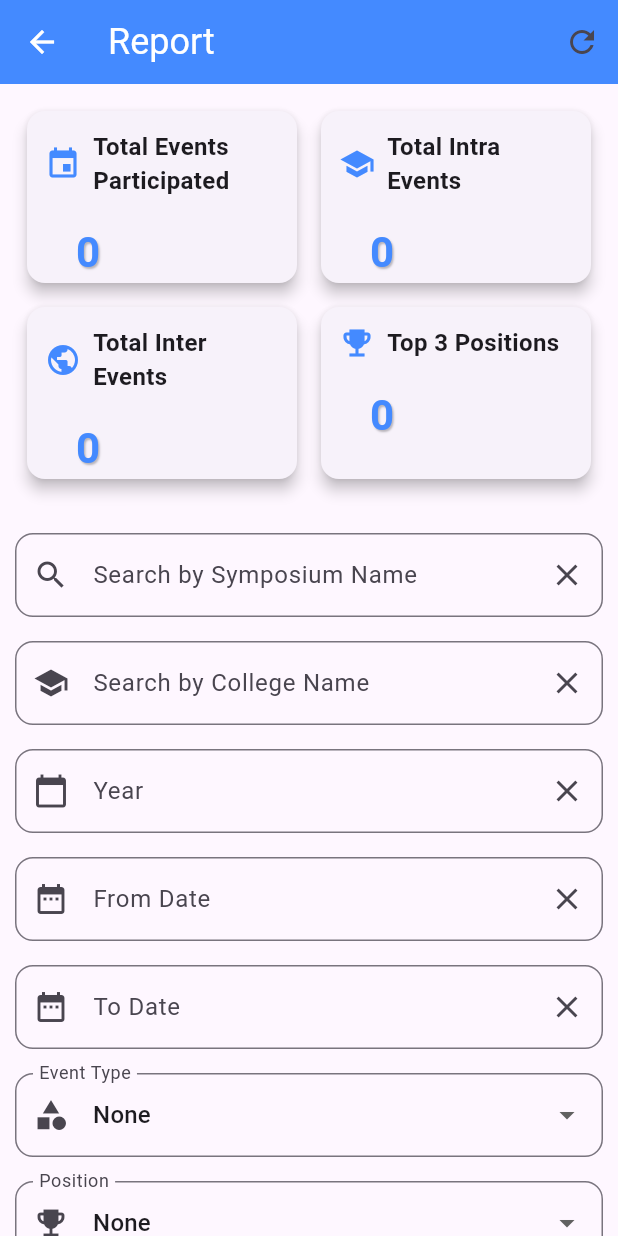
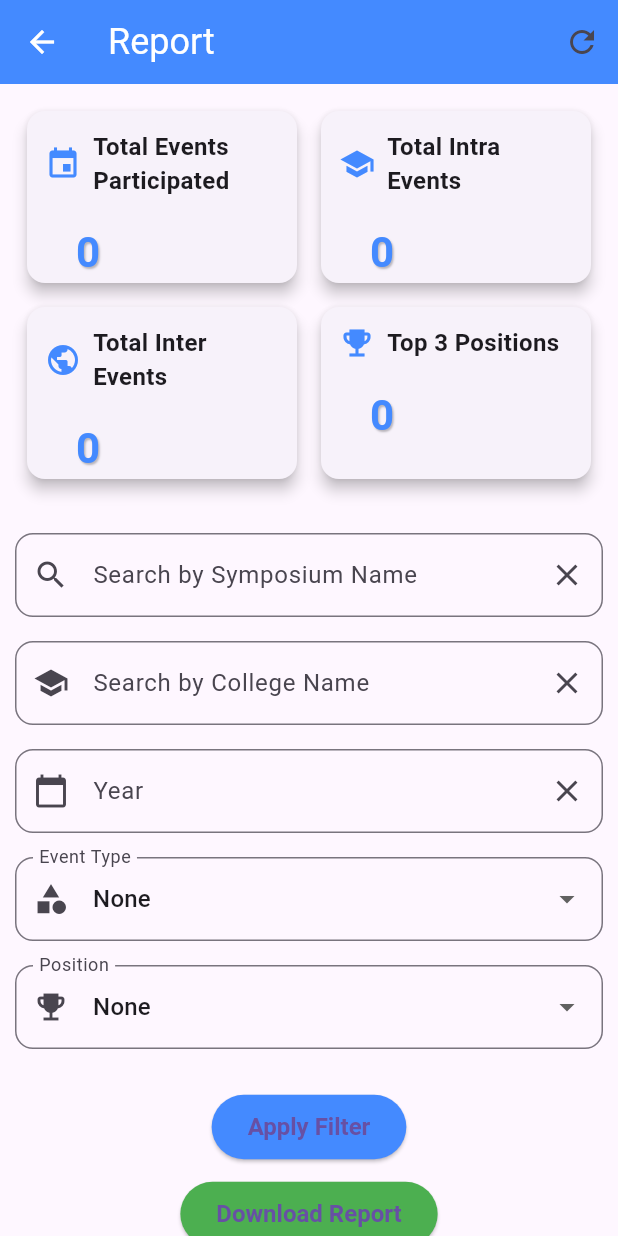
Before and after one commit to sivasks2004/Student_Event_Management_System_SEMS, a Flutter app: the Report screen opened by its route, on a phone screen of 412 x 824 dp. Run offline on Flutter 3.47's test engine with Material 3 defaults, Android fonts, the phone set to English and light mode, and no system bars; our stand-ins replace shared_preferences; accounts and stored records are empty; network calls fail; Roboto replaces fonts that are missing (Montserrat).

Commit message:
Final commit

```diff
--- a/analysis_options.yaml
+++ b/analysis_options.yaml
@@ -7,6 +7,9 @@
 
 # The following line activates a set of recommended lints for Flutter apps,
 # packages, and plugins designed to encourage good coding practices.
+analyzer:
+  errors:
+    unused_element: ignore
 include: package:flutter_lints/flutter.yaml
 
 linter:
--- a/lib/screens/report.dart
+++ b/lib/screens/report.dart
@@ -2,7 +2,6 @@ import 'package:flutter/material.dart';
 import 'dart:convert';
 import 'package:http/http.dart' as http;
 import 'package:shared_preferences/shared_preferences.dart';
-import 'package:pdf/pdf.dart';
 import 'package:pdf/widgets.dart' as pw;
 import 'package:path_provider/path_provider.dart';
 import 'dart:io';
@@ -10,7 +9,7 @@ import 'dart:io';
 import 'user_screen.dart';
 
 class Report extends StatefulWidget {
-  const Report({super.key});
+  const Report();
 
   @override
   State<Report> createState() => _ReportState();
@@ -20,8 +19,6 @@ class _ReportState extends State<Report> {
   TextEditingController searchController = TextEditingController();
   TextEditingController collegeController = TextEditingController();
   TextEditingController yearController = TextEditingController();
-  TextEditingController fromDateController = TextEditingController();
-  TextEditingController toDateController = TextEditingController();
   String eventType = 'None';
   String position = 'None';
   List<dynamic> events = [];
@@ -44,11 +41,10 @@ class _ReportState extends State<Report> {
   }
 
   Future<void> fetchEvents() async {
-    final String apiUrl =
-        "http://localhost:5000/view-events"; // Replace if needed
+    final String apiUrl = "http://localhost:5000/view-events"; // Replace if needed
 
     try {
-      final response = await http.get(
+        final response = await http.get(
         Uri.parse(
           email.endsWith('@kongu.ac.in') ? apiUrl : "$apiUrl?email=$email",
         ),
@@ -56,7 +52,7 @@ class _ReportState extends State<Report> {
 
       if (response.statusCode == 200) {
         setState(() {
-          events = json.decode(response.body).reversed.toList();
+         events = json.decode(response.body).reversed.toList();
           filteredEvents = events;
           isLoading = false;
         });
@@ -73,13 +69,12 @@ class _ReportState extends State<Report> {
 
   void filterEvents() async {
     final queryParameters = {
-      if (!email.endsWith('@kongu.ac.in')) 'email': email,
+         if (!email.endsWith('@kongu.ac.in'))
+      'email': email,
       'year': yearController.text,
       'symposiumName': searchController.text,
       'college': collegeController.text,
       'interOrIntraEvent': eventType == 'None' ? '' : eventType,
-      'fromDate': fromDateController.text,
-      'toDate': toDateController.text,
       'position': position == 'None' ? '' : position,
     };
 
@@ -189,28 +184,9 @@ class _ReportState extends State<Report> {
       searchController.clear();
       collegeController.clear();
       yearController.clear();
-      fromDateController.clear();
-      toDateController.clear();
+      position = 'None';
       eventType = 'None';
-      position = 'None';
     });
-  }
-
-  Future<void> _selectDate(
-    BuildContext context,
-    TextEditingController controller,
-  ) async {
-    final DateTime? picked = await showDatePicker(
-      context: context,
-      initialDate: DateTime.now(),
-      firstDate: DateTime(2000),
-      lastDate: DateTime(2101),
-    );
-    if (picked != null) {
-      setState(() {
-        controller.text = picked.toIso8601String().split('T').first;
-      });
-    }
   }
 
   @override
@@ -317,16 +293,6 @@ class _ReportState extends State<Report> {
                                 "Year",
                                 Icons.calendar_today,
                               ),
-                              _buildDateFilterField(
-                                fromDateController,
-                                "From Date",
-                                Icons.date_range,
-                              ),
-                              _buildDateFilterField(
-                                toDateController,
-                                "To Date",
-                                Icons.date_range,
-                              ),
                               Padding(
                                 padding: const EdgeInsets.symmetric(
                                   vertical: 8.0,
@@ -356,7 +322,7 @@ class _ReportState extends State<Report> {
                                   },
                                 ),
                               ),
-                              Padding(
+                               Padding(
                                 padding: const EdgeInsets.symmetric(
                                   vertical: 8.0,
                                 ),
@@ -592,28 +558,4 @@ class _ReportState extends State<Report> {
       ),
     );
   }
-
-  Widget _buildDateFilterField(
-    TextEditingController controller,
-    String label,
-    IconData icon,
-  ) {
-    return Padding(
-      padding: const EdgeInsets.symmetric(vertical: 8.0),
-      child: TextField(
-        controller: controller,
-        readOnly: true,
-        onTap: () => _selectDate(context, controller),
-        decoration: InputDecoration(
-          labelText: label,
-          prefixIcon: Icon(icon),
-          suffixIcon: IconButton(
-            icon: Icon(Icons.clear),
-            onPressed: () => _clearFilter(controller),
-          ),
-          border: OutlineInputBorder(borderRadius: BorderRadius.circular(12)),
-        ),
-      ),
-    );
-  }
 }
```
Also changed, not shown: lib/screens/view_events.dart (+5 -2 lines), 1 other file.
